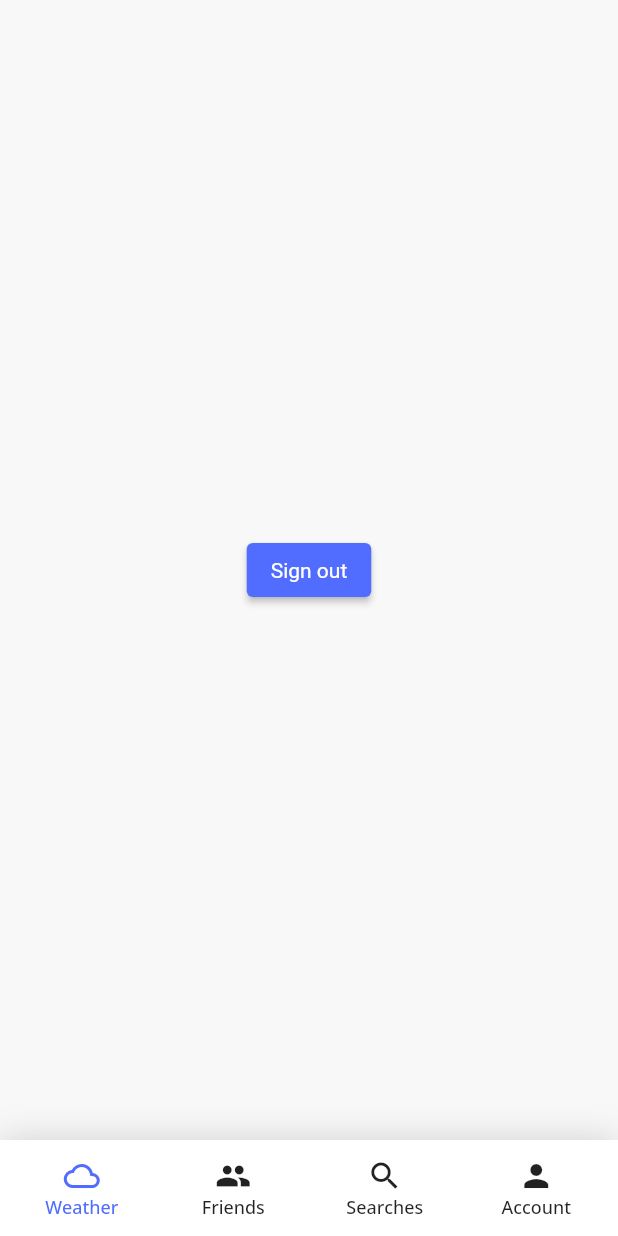
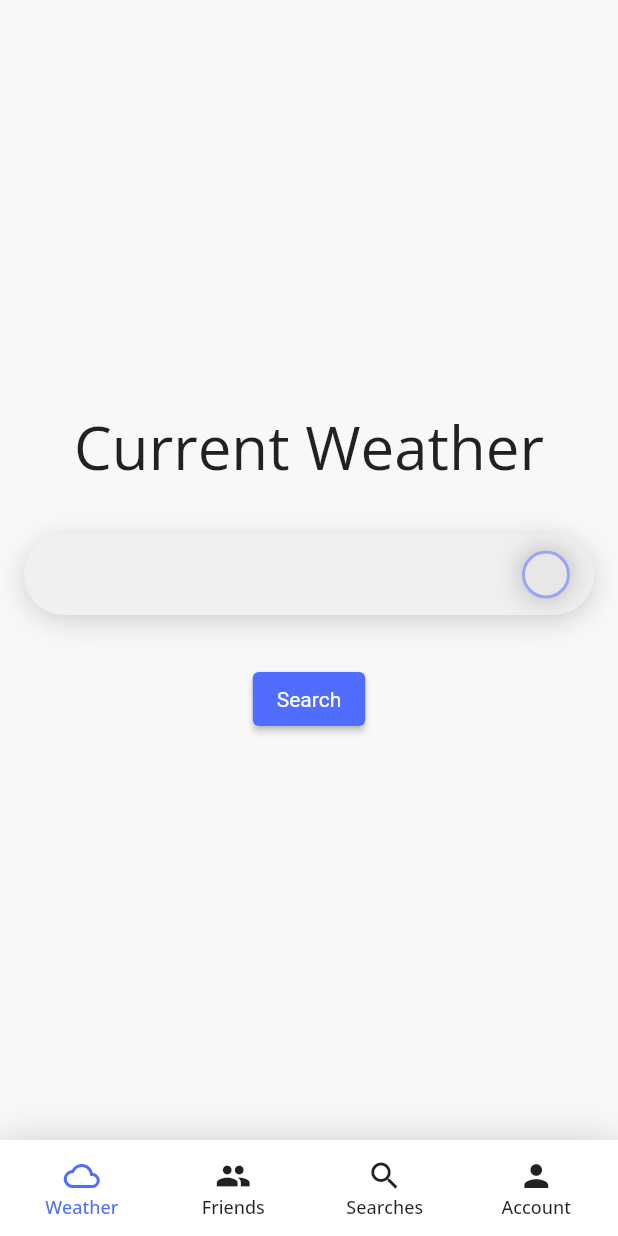
Before and after one commit to EmanuelLamba/weather-app, a Flutter app: the HomeView screen opened by its route, on a phone screen of 412 x 824 dp. Run offline on Flutter 3.47's test engine with Material 2 defaults, Android fonts, the phone set to English and light mode, and no system bars; our stand-ins replace firebase_auth, firebase_core, flutter_svg, go_router, google_sign_in, multiple_result; accounts and stored records are empty.

Commit message:
feat: implement HomeView and custom checkbox used by it

```diff
--- a/lib/src/features/core/presentation/views/home_view.dart
+++ b/lib/src/features/core/presentation/views/home_view.dart
@@ -1,33 +1,58 @@
 import 'package:flutter/material.dart';
-import 'package:provider/provider.dart';
+import 'package:go_router/go_router.dart';
+
+// import '../../../../common_widgets/custom_button.dart';
 
 import '../../../../common_widgets/custom_button.dart';
+import '../../../../utils/sizes.dart' as sizes;
+import '../widgets/custom_checkbox.dart';
 
-import '../../../authentication/data/auth_repository.dart';
-import '../../../authentication/domain/auth_controller.dart';
-
-class HomeView extends StatelessWidget {
+class HomeView extends StatefulWidget {
   const HomeView({super.key});
 
   @override
+  State<HomeView> createState() => _HomeViewState();
+}
+
+class _HomeViewState extends State<HomeView> {
+  bool isChecked = false;
+
+  @override
   Widget build(final BuildContext context) {
-    final AuthState authState = Provider.of<AuthState>(context);
-
-    return ChangeNotifierProvider<AuthController>(
-      create: (final _) => AuthController(AuthRepository(), authState),
-      child: Builder(
-        builder: (final BuildContext context) {
-          final AuthController authController =
-              Provider.of<AuthController>(context);
-          return Center(
-            child: CustomButton(
-              text: 'Sign out',
-              onPressed: () async {
-                await authController.signOutUser(context);
-              },
+    return Container(
+      padding: const EdgeInsets.all(sizes.defaultSize),
+      child: Column(
+        mainAxisAlignment: MainAxisAlignment.center,
+        children: <Widget>[
+          Text(
+            isChecked ? '5 Days Forecast' : 'Current Weather',
+            style: const TextStyle(fontSize: sizes.bigFont),
+          ),
+          const SizedBox(
+            height: 32,
+          ),
+          TextField(
+            decoration: InputDecoration(
+              suffixIcon: CustomCheckBox(
+                isChecked: isChecked,
+                onTap: () => setState(
+                  () {
+                    isChecked = !isChecked;
+                  },
+                ),
+              ),
             ),
-          );
-        },
+          ),
+          const SizedBox(
+            height: 32,
+          ),
+          CustomButton(
+            text: 'Search',
+            onPressed: () {
+              context.go('/weather-result');
+            },
+          ),
+        ],
       ),
     );
   }
--- /dev/null
+++ b/lib/src/features/core/presentation/widgets/custom_checkbox.dart
@@ -0,0 +1,54 @@
+import 'package:flutter/material.dart';
+
+import '../../../../utils/colors.dart';
+import '../../../../utils/sizes.dart';
+
+class CustomCheckBox extends StatelessWidget {
+  const CustomCheckBox({
+    required this.isChecked,
+    required this.onTap,
+    super.key,
+  });
+
+  final bool isChecked;
+  final VoidCallback onTap;
+
+  @override
+  Widget build(final BuildContext context) {
+    return GestureDetector(
+      onTap: onTap,
+      child: Container(
+        padding: const EdgeInsets.only(right: 16),
+        child: AnimatedContainer(
+          width: 32,
+          height: 32,
+          curve: Curves.easeInOutQuad,
+          duration: const Duration(milliseconds: 250),
+          decoration: BoxDecoration(
+            border: Border.all(color: detailColor200, width: 2),
+            shape: BoxShape.circle,
+            color: isChecked
+                ? detailColor
+                : const Color.fromARGB(19, 119, 119, 119),
+            boxShadow: const <BoxShadow>[
+              BoxShadow(
+                color: shadowColor900,
+                blurRadius: 15,
+                blurStyle: BlurStyle.outer,
+              ),
+            ],
+          ),
+          child: AnimatedOpacity(
+            opacity: isChecked ? 1 : 0,
+            duration: const Duration(milliseconds: 200),
+            child: const Icon(
+              Icons.done,
+              size: defaultSize,
+              color: primaryColor900,
+            ),
+          ),
+        ),
+      ),
+    );
+  }
+}
```
